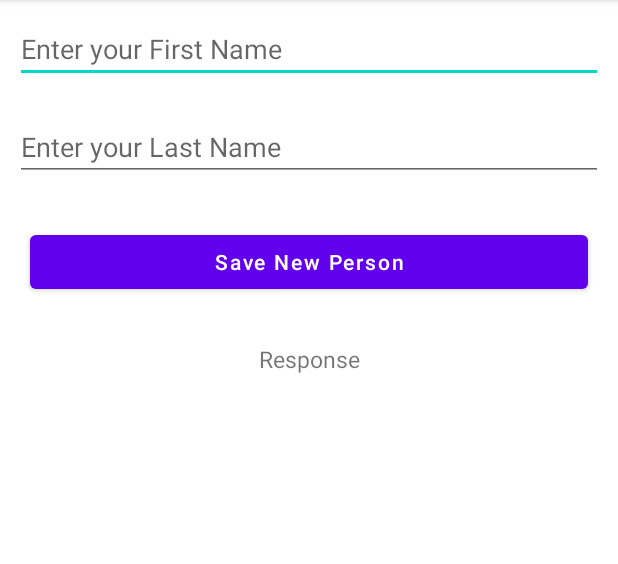
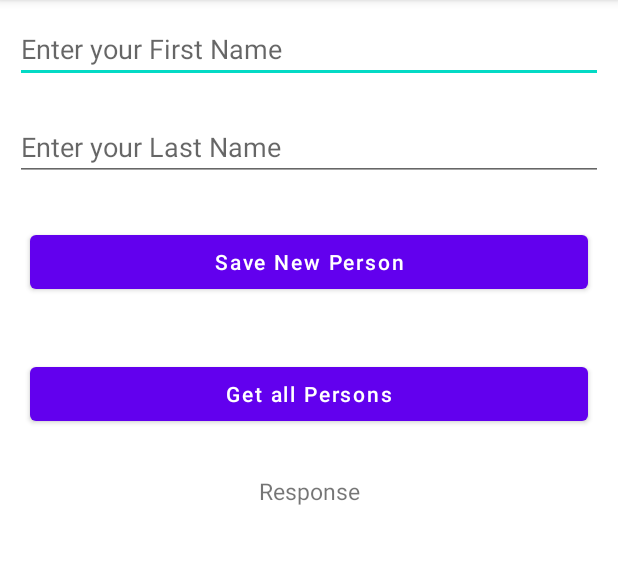
Before and after one commit to ljhHartman/Android_Retrofit_Simple_REST_Client, an Android app: the screen it shows after launch (MainActivity), after a tap on "Save New Person", on a phone screen of 412 x 824 dp, the part 84-648 px from its top. Run offline under Robolectric (Android 15) with nearby library versions, the phone set to English and light mode, and no system bars.

```diff
--- a/app/src/main/java/com/project/reciperetrofit/MainActivity.java
+++ b/app/src/main/java/com/project/reciperetrofit/MainActivity.java
@@ -19,6 +19,7 @@ public class MainActivity extends AppCompatActivity {
     // Declare View Elements
     private EditText txtFirstName, txtLastName;
     private Button btnPost;
+    private Button btnGet;
     private TextView lblResponse;
 
     @Override
@@ -31,6 +32,7 @@ public class MainActivity extends AppCompatActivity {
         txtFirstName = findViewById(R.id.txtFirstName);
         txtLastName = findViewById(R.id.txtLastName);
         btnPost = findViewById(R.id.btnPost);
+        btnGet = findViewById(R.id.btnGet);
         lblResponse = findViewById(R.id.lblResponse);
 
 
@@ -40,7 +42,7 @@ public class MainActivity extends AppCompatActivity {
             @Override
             public void onClick(View v) {
                 // EXECUTE : BUTTON ACTION
-                Log.i("info", "Button is clicked");
+                Log.i("info", "Post Button is clicked");
 
                 // Validating if the text fields are empty or not.
                 if (txtFirstName.getText().toString().isEmpty() && txtLastName.getText().toString().isEmpty()) {
@@ -53,7 +55,18 @@ public class MainActivity extends AppCompatActivity {
             }
         });
 
+        // BUTTON ONCLICK : GET ACTION
+        btnGet.setOnClickListener(new View.OnClickListener() {
+            @Override
+            public void onClick(View v) {
+                // EXECUTE : BUTTON ACTION
+                Log.i("info", "Get Button is clicked");
 
+                // EXECUTE : POST ACTION
+                Log.i("info", "Execute Action");
+                ControllerPerson.GetData(lblResponse);
+                }
+        });
 
 
 
--- a/app/src/main/res/layout/activity_main.xml
+++ b/app/src/main/res/layout/activity_main.xml
@@ -36,6 +36,14 @@
     <!--button for getting data-->
 
     <!--text view for displaying our API response-->
+    <Button
+        android:id="@+id/btnGet"
+        android:layout_width="match_parent"
+        android:layout_height="wrap_content"
+        android:layout_margin="20dp"
+        android:text="Get all Persons"
+        android:textAllCaps="false" />
+
     <TextView
         android:id="@+id/lblResponse"
         android:layout_width="match_parent"
```
Also changed, not shown: app/src/main/java/com/project/reciperetrofit/controller/ControllerPerson.java (+33 -1 lines), app/src/main/java/com/project/reciperetrofit/model/Person.java (+8 -0 lines), app/src/main/java/com/project/reciperetrofit/repository/RepositoryPerson.java (+10 -0 lines).
